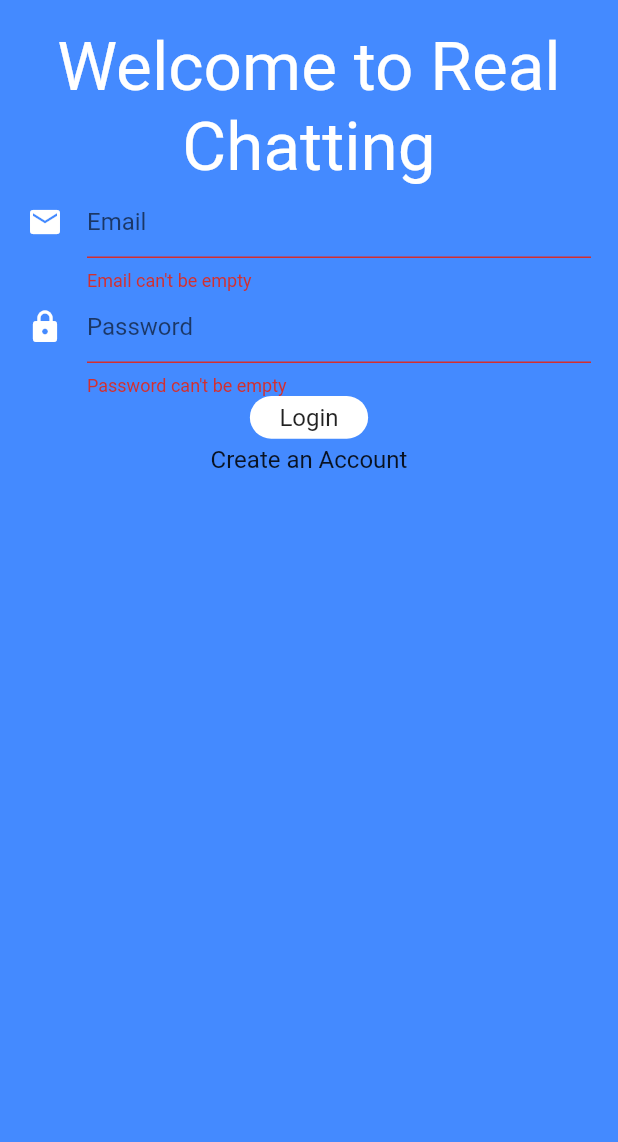
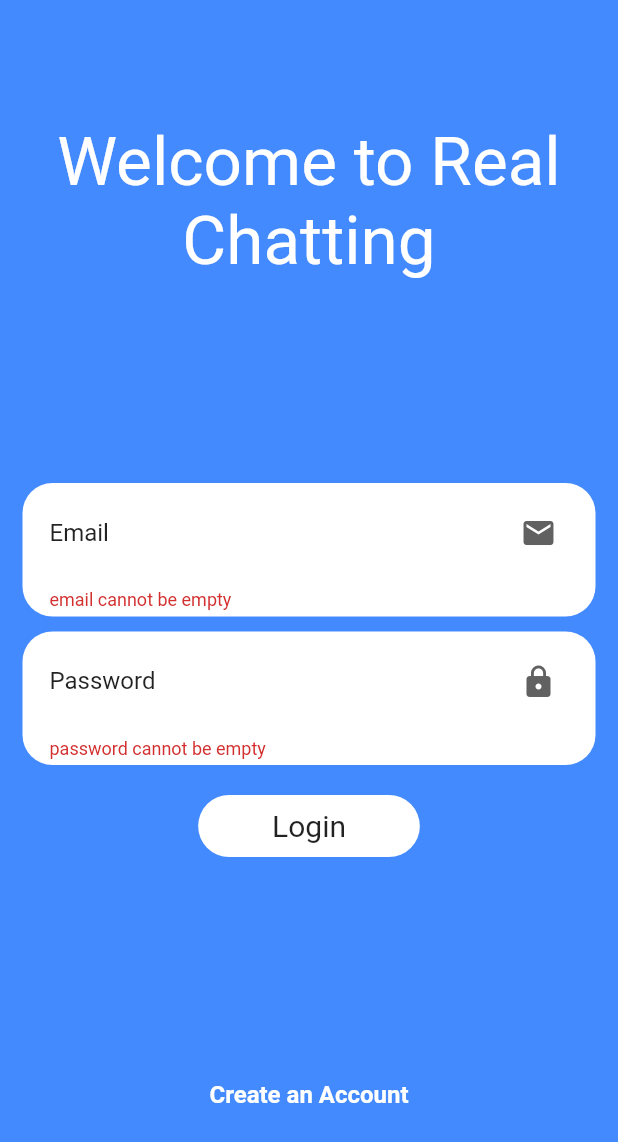
Before and after one commit to osKlonowski/real-time-chat, a Flutter app: the screen it shows after launch, after a tap on "Login", on a phone screen of 412 x 824 dp. Shown: the top 1142 px of the screen. Run offline on Flutter 3.47's test engine with Material 2 defaults, Android fonts, the phone set to English and light mode, and no system bars; drawn by our look-alikes of flutter_easyloading; our stand-ins replace firebase_auth, firebase_core; accounts and stored records are empty; Roboto replaces fonts that are missing (Raleway).

Commit message:
Successfully Completed Firebase Email Auth

```diff
--- a/real_time_chat/lib/main.dart
+++ b/real_time_chat/lib/main.dart
@@ -2,6 +2,7 @@ import 'package:firebase_auth/firebase_auth.dart';
 import 'package:firebase_core/firebase_core.dart';
 import 'package:flutter/material.dart';
 import 'package:flutter/services.dart';
+import 'package:flutter_easyloading/flutter_easyloading.dart';
 import 'package:real_time_chat/enums/auth_enum.dart';
 import 'package:real_time_chat/views/home/home_page.dart';
 import 'package:real_time_chat/views/login_signup/login_main.dart';
@@ -18,7 +19,14 @@ void main() async {
 class MyApp extends StatelessWidget {
   @override
   Widget build(BuildContext context) {
-    return MaterialApp(
+    return GestureDetector(
+      onTap: () {
+        FocusScopeNode currentFocus = FocusScope.of(context);
+        if (!currentFocus.hasPrimaryFocus) {
+          currentFocus.unfocus();
+        }
+      },
+      child: MaterialApp(
         title: 'Real Time Chat',
         debugShowCheckedModeBanner: false,
         theme: ThemeData(
@@ -34,6 +42,10 @@ class MyApp extends StatelessWidget {
           visualDensity: VisualDensity.adaptivePlatformDensity,
         ),
         home: UserEntrance(),
+        builder: (BuildContext context, Widget child) {
+          return FlutterEasyLoading(child: child);
+        },
+      ),
     );
   }
 }
@@ -78,6 +90,13 @@ class _UserEntranceState extends State<UserEntrance> {
     }
   }
 
+  void logoutCallback() {
+    _auth.signOut();
+    setState(() {
+      _authStatus = AuthStatus.NOT_LOGGED_IN;
+    });
+  }
+
   @override
   Widget build(BuildContext context) {
     switch (_authStatus) {
@@ -85,10 +104,12 @@ class _UserEntranceState extends State<UserEntrance> {
         return buildWaitingScreen();
         break;
       case AuthStatus.NOT_LOGGED_IN:
-        return LoginPage();
+        return LoginPage(loginCallback);
         break;
       case AuthStatus.LOGGED_IN:
-        return HomePage();
+        return HomePage(
+          logoutCallback: logoutCallback,
+        );
         break;
       default:
         return buildWaitingScreen();
--- a/real_time_chat/lib/services/authentication.dart
+++ b/real_time_chat/lib/services/authentication.dart
@@ -1,31 +1,45 @@
 import 'package:firebase_auth/firebase_auth.dart';
+import 'package:flutter_easyloading/flutter_easyloading.dart';
 
 class Auth {
   FirebaseAuth _auth = FirebaseAuth.instance;
 
   Future<bool> signIn(String email, String password) async {
-    await _auth
-        .signInWithEmailAndPassword(
+    try {
+      await _auth.signInWithEmailAndPassword(
         email: email,
         password: password,
-    )
-        .catchError((err) {
-      print(err.toString());
+      );
+      return true;
+    } on FirebaseAuthException catch (e) {
+      if(e.code == 'user-not-found') {
+        EasyLoading.showInfo('User Not Found');
+      } else if (e.code == 'wrong-password') {
+        EasyLoading.showError('Wrong Password');
+      }
+    } catch (e) {
+      print(e);
+    }
     return false;
-    });
-    return true;
   }
 
   Future<bool> signUp(String email, String password) async {
-    await _auth
-        .createUserWithEmailAndPassword(
+    try {
+      UserCredential creds = await _auth.createUserWithEmailAndPassword(
         email: email,
         password: password,
-    )
-        .catchError((err) {
-      print(err.toString());
+      );
+      return true;
+    } on FirebaseAuthException catch (e) {
+      if (e.code == 'weak-password') {
+        print('Password is too weak.');
+        EasyLoading.showInfo('Password Too Weak');
+      } else if (e.code == 'email-already-in-use') {
+        EasyLoading.showError('Email Already in Use');
+      }
+    } catch (e) {
+      print(e);
+    }
     return false;
-    });
-    return true;
   }
 }
--- a/real_time_chat/lib/views/home/home_page.dart
+++ b/real_time_chat/lib/views/home/home_page.dart
@@ -1,13 +1,26 @@
 import 'package:flutter/material.dart';
 
 class HomePage extends StatelessWidget {
-  const HomePage({Key key}) : super(key: key);
+  final VoidCallback logoutCallback;
+  const HomePage({Key key, this.logoutCallback}) : super(key: key);
 
   @override
   Widget build(BuildContext context) {
     return Scaffold(
       body: Container(
-        child: Center(child: Text('Hello World')),
+        child: Center(
+          child: Column(
+            mainAxisAlignment: MainAxisAlignment.center,
+            crossAxisAlignment: CrossAxisAlignment.center,
+            children: <Widget>[
+              Text('Hello World'),
+              FlatButton(
+                onPressed: logoutCallback,
+                child: Text('Logout'),
+              ),
+            ],
+          ),
+        ),
       ),
     );
   }
--- a/real_time_chat/lib/views/login_signup/login_main.dart
+++ b/real_time_chat/lib/views/login_signup/login_main.dart
@@ -3,7 +3,8 @@ import 'package:real_time_chat/enums/auth_enum.dart';
 import 'package:real_time_chat/services/authentication.dart';
 
 class LoginPage extends StatefulWidget {
-  LoginPage({Key key}) : super(key: key);
+  final VoidCallback loginCallback;
+  LoginPage(this.loginCallback);
 
   @override
   _LoginPageState createState() => _LoginPageState();
@@ -21,27 +22,19 @@ class _LoginPageState extends State<LoginPage> {
       return;
     }
     _formKey.currentState.save();
-
-    if (_authMode == AuthMode.Login) {
-      //Login
-      bool res = await _authentication.signIn(_emailController.text.trim(), _passwordController.text.trim());
-      if(res) {
-        //widget.LoginCallback
-        print('User Successfully Logged In');
-        return;
-      } else {
-        print('Failed To Log In User');
-      }
-    } else {
-      //Sign Un
-      bool res = await _authentication.signUp(_emailController.text.trim(), _passwordController.text.trim());
-      if(res) {
-        //widget.LoginCallback
-        print('User Successfully Signed Up');
-        return;
-      } else {
-        print('Failed To Sign In User');
-      }
+    switch (_authMode) {
+      case AuthMode.Login:
+        bool res = await _authentication.signIn(
+            _emailController.text.trim(), _passwordController.text.trim());
+        if (res) widget.loginCallback();
+        break;
+      case AuthMode.Signup:
+        bool res = await _authentication.signUp(
+            _emailController.text.trim(), _passwordController.text.trim());
+        if (res) widget.loginCallback();
+        break;
+      default:
+        break;
     }
   }
 
@@ -49,37 +42,54 @@ class _LoginPageState extends State<LoginPage> {
   Widget build(BuildContext context) {
     return Scaffold(
       backgroundColor: Colors.blueAccent,
+      resizeToAvoidBottomInset: false,
       body: SafeArea(
+        child: _showForm(),
+      ),
+    );
+  }
+
+  Widget _showForm() {
+    return Padding(
+      padding: const EdgeInsets.all(15.0),
       child: Form(
-          autovalidate: true,
         key: _formKey,
-          child: SingleChildScrollView(
-            child: Padding(
-              padding: const EdgeInsets.all(18.0),
         child: Column(
+          mainAxisAlignment: MainAxisAlignment.center,
           crossAxisAlignment: CrossAxisAlignment.center,
+          mainAxisSize: MainAxisSize.min,
           children: <Widget>[
             //Header
-                  _header(),
+            Expanded(
+              flex: 3,
+              child: _header(),
+            ),
+            Expanded(
+              flex: 5,
+              child: Column(
+                mainAxisAlignment: MainAxisAlignment.center,
+                children: <Widget>[
                   //Email Input
                   _emailInput(),
                   //Password Input
                   _passwordInput(),
                   //Buttons
                   _continue(),
-                  //Toggle
-                  _toggle(),
                 ],
               ),
             ),
+            Expanded(
+              flex: 2,
+              child: _toggle(),
             ),
+          ],
         ),
       ),
     );
   }
 
   Widget _header() {
-    return Container(
+    return Center(
       child: Text(
         'Welcome to Real Chatting',
         style: Theme.of(context).textTheme.headline3.copyWith(
@@ -91,36 +101,73 @@ class _LoginPageState extends State<LoginPage> {
   }
 
   Widget _emailInput() {
-    return TextFormField(
+    return Container(
+      margin: const EdgeInsets.only(top: 5, bottom: 5),
+      decoration: BoxDecoration(
+        color: Colors.white,
+        borderRadius: BorderRadius.circular(20.0),
+      ),
+      child: Padding(
+        padding: const EdgeInsets.fromLTRB(18, 4, 14, 4),
+        child: TextFormField(
+          decoration: InputDecoration(
+            border: InputBorder.none,
+            suffixIcon: Icon(
+              Icons.mail,
+              color: Colors.grey[700],
+            ),
+            labelText: 'Email',
+            labelStyle: Theme.of(context).textTheme.subtitle1,
+          ),
+          controller: _emailController,
           maxLines: 1,
+          onSaved: (val) => val.trim(),
           keyboardType: TextInputType.emailAddress,
-      autofocus: false,
-      controller: _emailController,
-      decoration: InputDecoration(
-          hintText: 'Email',
-          icon: Icon(
-            Icons.mail,
-            color: Colors.white,
-          )),
-      validator: (value) => value.isEmpty ? 'Email can\'t be empty' : null,
-      onSaved: (val) => val.trim(),
+          validator: (val) {
+            if (val.length == 0) {
+              return "email cannot be empty";
+            } else {
+              return null;
+            }
+          },
+        ),
+      ),
     );
   }
 
   Widget _passwordInput() {
-    return TextFormField(
+    return Container(
+      margin: const EdgeInsets.only(top: 5, bottom: 5),
+      decoration: BoxDecoration(
+        color: Colors.white,
+        borderRadius: BorderRadius.circular(20.0),
+      ),
+      child: Padding(
+        padding: const EdgeInsets.fromLTRB(18, 4, 14, 4),
+        child: TextFormField(
+          decoration: InputDecoration(
+            border: InputBorder.none,
+            suffixIcon: Icon(
+              Icons.lock,
+              color: Colors.grey[700],
+            ),
+            labelText: 'Password',
+            labelStyle: Theme.of(context).textTheme.subtitle1,
+          ),
+          obscureText: true,
+          controller: _passwordController,
           maxLines: 1,
-      obscureText: true,
-      autofocus: false,
-      controller: _passwordController,
-      decoration: InputDecoration(
-          hintText: 'Password',
-          icon: Icon(
-            Icons.lock,
-            color: Colors.white,
-          )),
-      validator: (value) => value.isEmpty ? 'Password can\'t be empty' : null,
           onSaved: (val) => val.trim(),
+          keyboardType: TextInputType.emailAddress,
+          validator: (val) {
+            if (val.length == 0) {
+              return "password cannot be empty";
+            } else {
+              return null;
+            }
+          },
+        ),
+      ),
     );
   }
 
@@ -140,7 +187,11 @@ class _LoginPageState extends State<LoginPage> {
             _authMode == AuthMode.Login
                 ? 'Create an Account'
                 : "Already have an account?",
-            style: Theme.of(context).textTheme.subtitle1,
+            style: Theme.of(context).textTheme.subtitle1.copyWith(
+                  color: Colors.white,
+                  fontWeight: FontWeight.w600,
+                  fontSize: 16.0,
+                ),
           ),
         ),
       ),
@@ -154,16 +205,18 @@ class _LoginPageState extends State<LoginPage> {
         _submitForm();
       },
       child: Container(
+        margin: const EdgeInsets.only(top: 15, bottom: 15),
         decoration: BoxDecoration(
           borderRadius: BorderRadius.circular(25.0),
           color: Colors.white,
         ),
         child: Center(
-          heightFactor: 1.5,
-          widthFactor: 2,
+          heightFactor: 1.8,
+          widthFactor: 3,
           child: Text(
             _authMode == AuthMode.Login ? 'Login' : 'Sign Up',
-            style: Theme.of(context).textTheme.subtitle1,
+            style:
+                Theme.of(context).textTheme.headline5.copyWith(fontSize: 20.0),
           ),
         ),
       ),
--- a/real_time_chat/pubspec.yaml
+++ b/real_time_chat/pubspec.yaml
@@ -28,6 +28,7 @@ dependencies:
   firebase_core: ^0.5.2
   firebase_auth: ^0.18.3
   provider: ^4.3.2+2
+  flutter_easyloading: ^2.0.1
 
 dev_dependencies:
   flutter_test:
```
Also changed, not shown: real_time_chat/pubspec.lock. Lines whose indentation alone changed are shown as unchanged.
